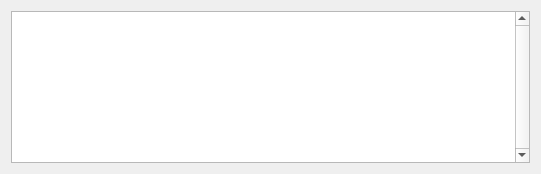
Qt form BigBrother/src/GUI/packetviewer.ui (akukhta/BigBrother) before a commit.
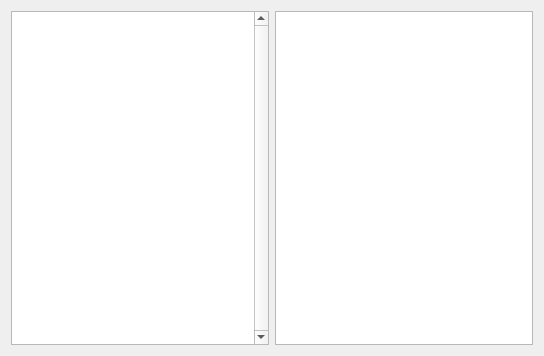
The same form after that commit.

```diff
--- a/BigBrother/src/GUI/packetviewer.ui
+++ b/BigBrother/src/GUI/packetviewer.ui
@@ -6,8 +6,8 @@
    <rect>
     <x>0</x>
     <y>0</y>
-    <width>541</width>
-    <height>174</height>
+    <width>544</width>
+    <height>356</height>
    </rect>
   </property>
   <property name="windowTitle">
@@ -21,6 +21,9 @@
      </property>
     </widget>
    </item>
+   <item>
+    <widget class="QTableWidget" name="tableWidget"/>
+   </item>
   </layout>
  </widget>
  <resources/>
```
